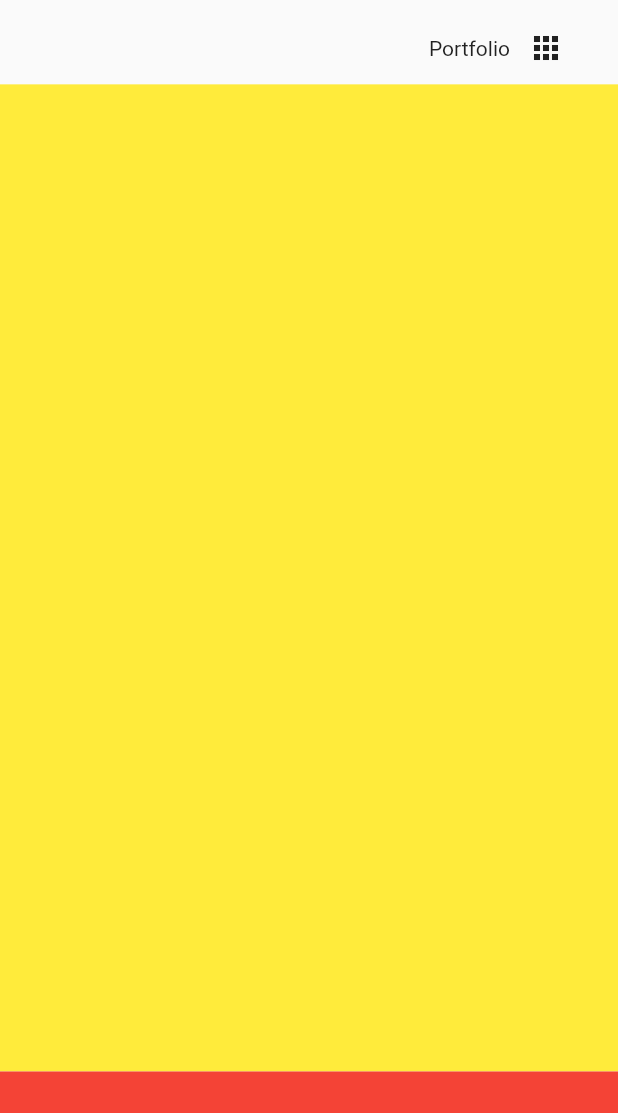
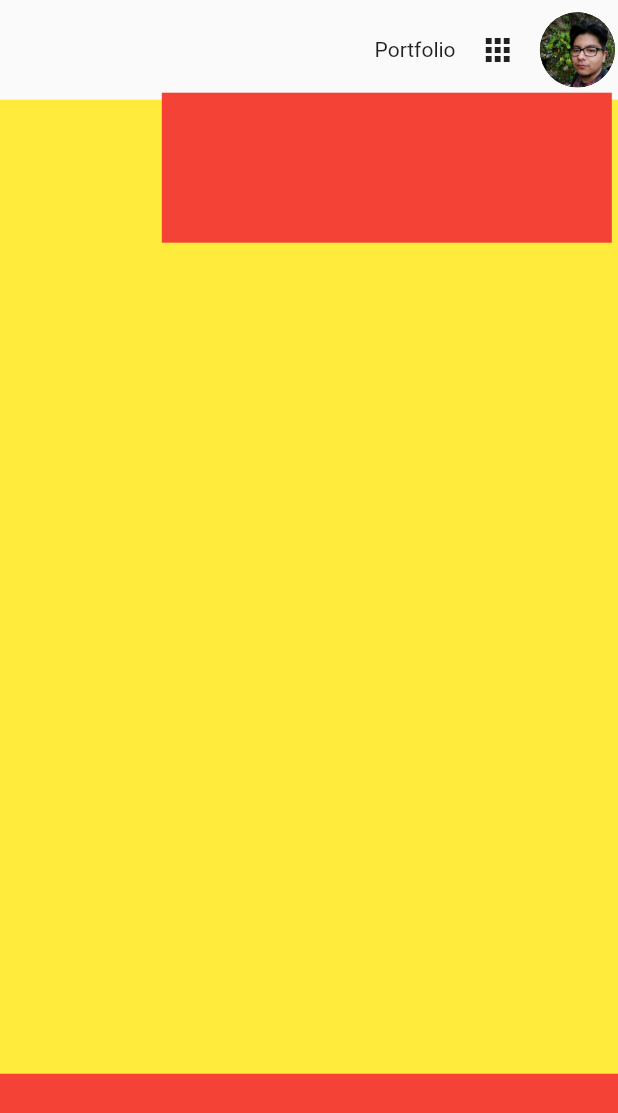
Before and after one commit to DevKhalyd/rg_portfolio, a Flutter app: the screen it shows after launch, after a tap on the "apps" icon, on a phone screen of 412 x 824 dp. Shown: the top 1113 px of the screen. Run offline on Flutter 3.47's test engine with Material 2 defaults, Android fonts, the phone set to English and light mode, and no system bars.

Commit message:
Menu added

```diff
--- /dev/null
+++ b/lib/core/menus/menu_options.dart
@@ -0,0 +1,17 @@
+import 'package:flutter/material.dart';
+
+class MenuOptions extends StatelessWidget {
+  const MenuOptions({Key? key}) : super(key: key);
+
+  @override
+  Widget build(BuildContext context) {
+    // TODO: Add some validations of size...
+    return Container(
+      // TODO: Add the constrainst to the container
+      color: Colors.red,
+      height: 100,
+      width: 300,
+    );
+    // TODO: Add my social media...
+  }
+}
--- a/lib/core/routes.dart
+++ b/lib/core/routes.dart
@@ -7,7 +7,7 @@ abstract class Routes {
   static const String home = '/';
 
   static final routes = <String, WidgetBuilder>{
-    home: (context) => const HomeScreen(),
+    home: (_) => const HomeScreen(),
   };
 }
 
--- a/lib/core/utils.dart
+++ b/lib/core/utils.dart
@@ -6,4 +6,7 @@ abstract class Utils {
 
   /// Just a temp image...
   static const tempImage = 'assets/img/profile.png';
+
+  // TODO: Verify this email
+  static const email = 'rolandogarciacontactme@gmail.com';
 }
--- a/lib/features/home/presentation/widgets/header/header_home.dart
+++ b/lib/features/home/presentation/widgets/header/header_home.dart
@@ -1,4 +1,5 @@
 import 'package:flutter/material.dart';
+import 'package:rg_portfolio/core/menus/menu_options.dart';
 
 import '../../../../../core/extensions/build_context_ext.dart';
 import '../../../../../core/utils.dart';
@@ -11,26 +12,93 @@ class HeaderHome extends StatelessWidget {
   Widget build(BuildContext context) {
     /// Inside of a column
     return Padding(
-      padding: EdgeInsets.only(top: context.getPercentHeight(0.01)),
+      padding: EdgeInsets.only(
+          top: context.getPercentHeight(0.01),
+          bottom: context.getPercentHeight(0.01)),
       child: Row(
         mainAxisAlignment: MainAxisAlignment.end,
         children: [
           SelectableWord(onPressed: () {}, label: 'Portfolio'),
-          Tooltip(
-              message: 'Menu',
-              child: IconMenu(
-                onPressed: () {},
-              )),
-          const Tooltip(
-              message: 'Account',
-              child: ImageIcon(
-                AssetImage(
-                  Utils.tempImage,
-                ),
-                color: Colors.transparent,
-              )),
+          IconMenu(
+            onPressed: () {
+              showMenu(context, const MenuOptions());
+            },
+          ),
+          const _ProfileIcon()
         ],
       ),
     );
   }
 }
+
+/// Show my profile picture and when it's pressed, show the menu
+class _ProfileIcon extends StatelessWidget {
+  const _ProfileIcon({
+    Key? key,
+  }) : super(key: key);
+
+  @override
+  Widget build(BuildContext context) {
+    return Tooltip(
+      richMessage: const TextSpan(
+          text: 'My account\n',
+          style: TextStyle(
+            fontWeight: FontWeight.bold,
+          ),
+          children: [
+            TextSpan(
+              text: 'Rolando Garcia\n',
+              style: TextStyle(
+                fontWeight: FontWeight.normal,
+              ),
+            ),
+            TextSpan(
+              text: Utils.email,
+              style: TextStyle(
+                fontWeight: FontWeight.normal,
+              ),
+            ),
+          ]),
+      child: Padding(
+        padding:
+            EdgeInsets.symmetric(horizontal: context.getPercentWidth(0.005)),
+        child: InkResponse(
+          hoverColor: Colors.transparent,
+          onTap: () {
+            showMenu(context, const MenuOptions());
+          },
+          child: const CircleAvatar(
+            minRadius: 15,
+            maxRadius: 25,
+            foregroundImage: AssetImage(
+              Utils.tempImage,
+            ),
+            backgroundColor: Colors.black,
+          ),
+        ),
+      ),
+    );
+  }
+}
+
+/// `menu` is the menu that will be shown when the button is pressed
+showMenu(BuildContext context, Widget menu) {
+  // Render objects Flutter
+  // This to avoid to use the Navigator and make the experience better and flow
+  final child = Stack(
+    alignment: AlignmentDirectional.topEnd,
+    children: [
+      Positioned(
+        top: context.getPercentHeight(0.075),
+        right: context.getPercentWidth(0.01),
+        child: menu,
+      ),
+    ],
+  );
+
+  showDialog(
+    context: context,
+    barrierColor: Colors.transparent,
+    builder: (_) => child,
+  );
+}
--- a/lib/features/home/presentation/widgets/header/icon_menu.dart
+++ b/lib/features/home/presentation/widgets/header/icon_menu.dart
@@ -1,4 +1,7 @@
 import 'package:flutter/material.dart';
+
+import '../../../../../core/extensions/build_context_ext.dart';
+
 
 class IconMenu extends StatelessWidget {
   const IconMenu({Key? key, required this.onPressed}) : super(key: key);
@@ -7,9 +10,13 @@ class IconMenu extends StatelessWidget {
 
   @override
   Widget build(BuildContext context) {
-    return IconButton(
-      icon: const Icon(Icons.apps_rounded),
-      onPressed: onPressed,
+    return Padding(
+      padding: EdgeInsets.symmetric(horizontal: context.getPercentWidth(0.005)),
+      child: IconButton(
+        tooltip: 'Menu',
+        icon: const Icon(Icons.apps_rounded),
+        onPressed: onPressed,
+      ),
     );
   }
 }
--- a/lib/features/home/presentation/widgets/shared/selectable_word.dart
+++ b/lib/features/home/presentation/widgets/shared/selectable_word.dart
@@ -1,4 +1,5 @@
 import 'package:flutter/material.dart';
+import 'package:rg_portfolio/core/extensions/build_context_ext.dart';
 
 /// When the users hovers an element, the element show a line under the text,
 /// then if is pressed do an action.
@@ -22,7 +23,9 @@ class _SelectableWordState extends State<SelectableWord> {
   @override
   Widget build(BuildContext context) {
     /// Use state because the logic is too simple.
-    return MouseRegion(
+    return Padding(
+      padding:  EdgeInsets.symmetric(horizontal: context.getPercentWidth(0.005)),
+      child: MouseRegion(
         onExit: (event) => setState(() => isHover = false),
         onEnter: (event) => setState(() => isHover = true),
         child: InkResponse(
@@ -35,6 +38,7 @@ class _SelectableWordState extends State<SelectableWord> {
             ),
           ),
         ),
+      ),
     );
   }
 }
```
Also changed, not shown: lib/core/menus/menu_about_me.dart (added). Lines whose indentation alone changed are shown as unchanged.
